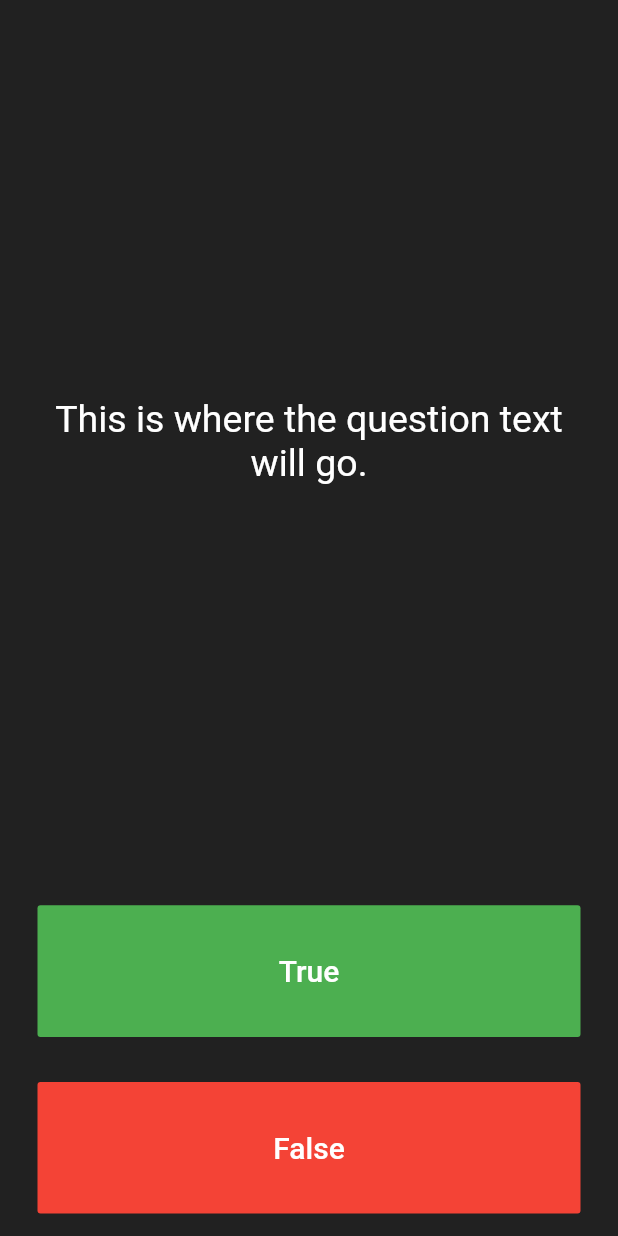
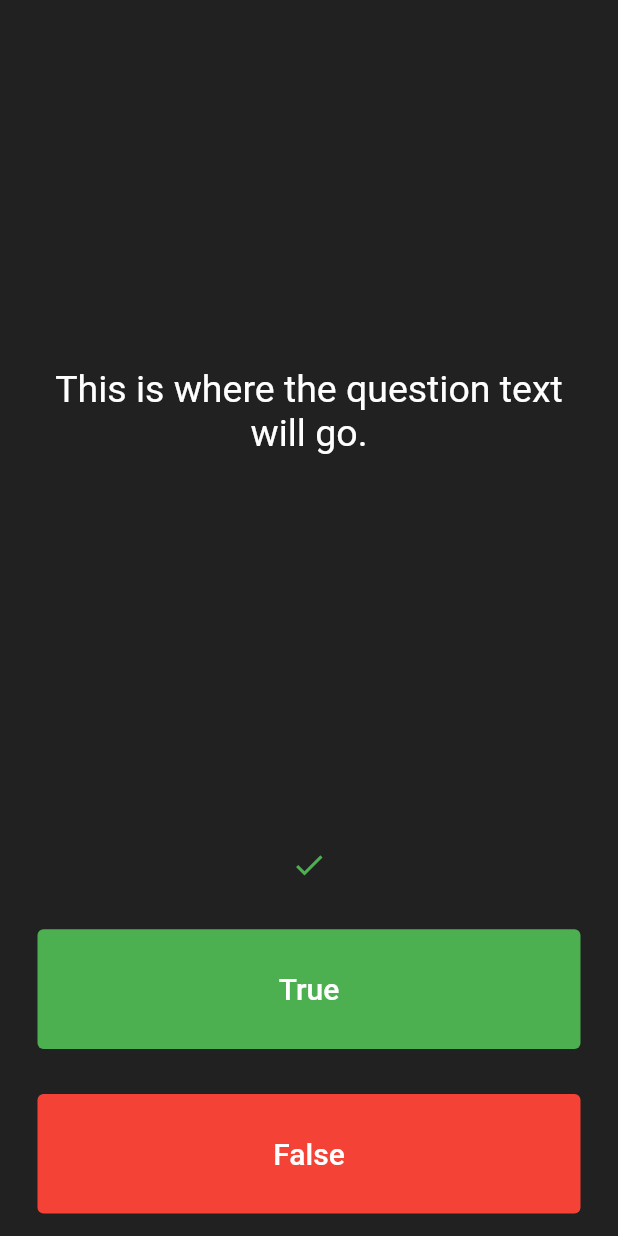
Before and after one commit to Bilas-Halder/Quizzler_Flutter_App, a Flutter app: the screen it shows after launch, after a tap on "True", on a phone screen of 412 x 824 dp. Run offline on Flutter 3.47's test engine with Material 2 defaults, Android fonts, the phone set to English and light mode, and no system bars.

Commit message:
True & False Functionality added

```diff
--- a/lib/main.dart
+++ b/lib/main.dart
@@ -3,6 +3,7 @@ import 'package:flutter/material.dart';
 void main() => runApp(Quizzler());
 
 class Quizzler extends StatelessWidget {
+
   @override
   Widget build(BuildContext context) {
     return MaterialApp(
@@ -10,7 +11,7 @@ class Quizzler extends StatelessWidget {
         backgroundColor: Colors.grey.shade900,
         body: SafeArea(
           child: Padding(
-            padding: EdgeInsets.symmetric(horizontal: 10.0),
+            padding: const EdgeInsets.symmetric(horizontal: 10.0),
             child: QuizPage(),
           ),
         ),
@@ -25,13 +26,16 @@ class QuizPage extends StatefulWidget {
 }
 
 class _QuizPageState extends State<QuizPage> {
+
+  List <Widget> scoreKeeper = [];
+
   @override
   Widget build(BuildContext context) {
     return Column(
       mainAxisAlignment: MainAxisAlignment.spaceBetween,
       crossAxisAlignment: CrossAxisAlignment.stretch,
       children: <Widget>[
-        Expanded(
+        const Expanded(
           flex: 5,
           child: Padding(
             padding: EdgeInsets.all(10.0),
@@ -47,13 +51,22 @@ class _QuizPageState extends State<QuizPage> {
             ),
           ),
         ),
+        Padding(
+          padding: const EdgeInsets.symmetric(horizontal: 12, vertical: 16),
+          child: Row(
+            mainAxisAlignment: MainAxisAlignment.center,
+            children: scoreKeeper,
+          ),
+        ),
         Expanded(
           child: Padding(
-            padding: EdgeInsets.all(15.0),
-            child: FlatButton(
-              textColor: Colors.white,
-              color: Colors.green,
-              child: Text(
+            padding: const EdgeInsets.all(15.0),
+            child: TextButton(
+              style: TextButton.styleFrom(
+                backgroundColor: Colors.green,
+                primary: Colors.red,
+              ),
+              child: const Text(
                 'True',
                 style: TextStyle(
                   color: Colors.white,
@@ -61,30 +74,48 @@ class _QuizPageState extends State<QuizPage> {
                 ),
               ),
               onPressed: () {
-                //The user picked true.
+                setState(() {
+                  scoreKeeper.add(
+                      const Icon(
+                        Icons.check,
+                        color: Colors.green,
+                      )
+                  );
+                });
               },
             ),
           ),
         ),
         Expanded(
           child: Padding(
-            padding: EdgeInsets.all(15.0),
-            child: FlatButton(
-              color: Colors.red,
-              child: Text(
+            padding: const EdgeInsets.all(15.0),
+            child: TextButton(
+              style: TextButton.styleFrom(
+                backgroundColor: Colors.red,
+                primary: Colors.green,
+              ),
+              child: const Text(
                 'False',
                 style: TextStyle(
+                  color: Colors.white,
                   fontSize: 20.0,
-                  color: Colors.white,
                 ),
               ),
               onPressed: () {
-                //The user picked false.
+                setState(() {
+                  scoreKeeper.add(
+                      const Icon(
+                        Icons.close,
+                        color: Colors.red,
+                      )
+                  );
+                });
               },
             ),
           ),
         ),
         //TODO: Add a Row here as your score keeper
+
       ],
     );
   }
```
